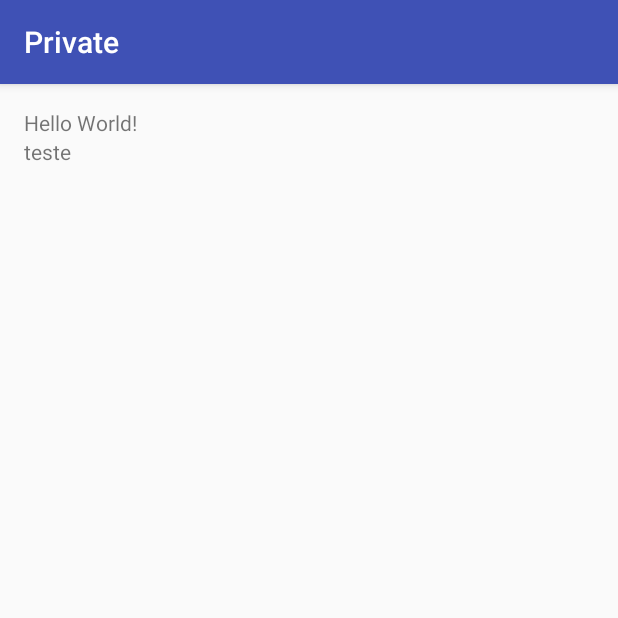
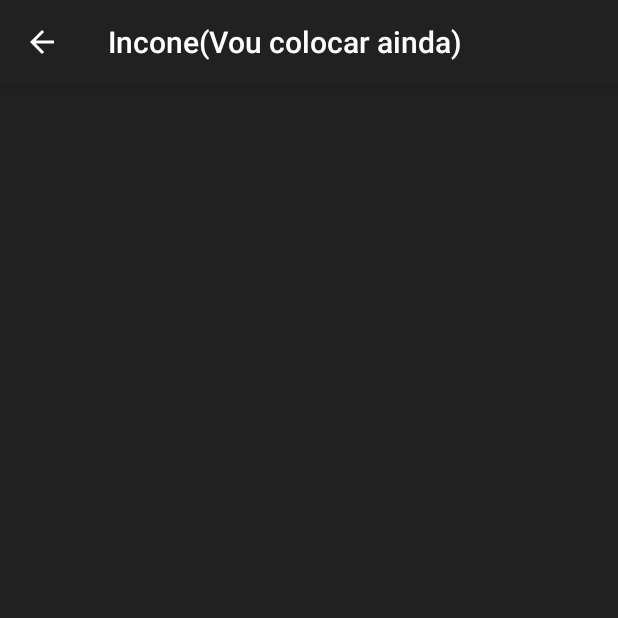
Before and after one commit to codxsolutions/PrivateApp, an Android app: the screen it shows after launch (ActivityPrincipal), on a phone screen of 412 x 824 dp, the top half of it. Run offline under Robolectric (Android 15) with nearby library versions, the phone set to English and light mode, and no system bars.

Commit message:
Testes de incones e cores

```diff
--- a/app/src/main/java/br/com/private_codx/aprivate/ActivityPrincipal.java
+++ b/app/src/main/java/br/com/private_codx/aprivate/ActivityPrincipal.java
@@ -9,5 +9,7 @@ public class ActivityPrincipal extends AppCompatActivity {
     protected void onCreate(Bundle savedInstanceState) {
         super.onCreate(savedInstanceState);
         setContentView(R.layout.activity_principal);
+        getSupportActionBar().setDisplayHomeAsUpEnabled(true);
+        getSupportActionBar().setIcon(R.mipmap.ic_teste);
     }
 }
--- a/app/src/main/res/layout/activity_principal.xml
+++ b/app/src/main/res/layout/activity_principal.xml
@@ -5,20 +5,23 @@
     android:layout_width="match_parent"
     android:layout_height="match_parent"
     android:paddingBottom="@dimen/activity_vertical_margin"
+    android:background="@color/corPrimaria"
     android:paddingLeft="@dimen/activity_horizontal_margin"
     android:paddingRight="@dimen/activity_horizontal_margin"
     android:paddingTop="@dimen/activity_vertical_margin"
     tools:context="br.com.private_codx.aprivate.ActivityPrincipal">
 
-    <TextView
-        android:id="@+id/txt1"
-        android:layout_width="wrap_content"
-        android:layout_height="wrap_content"
-        android:text="Hello World!" />
+    <RelativeLayout
+        android:layout_width="match_parent"
+        android:layout_height="match_parent"
+        android:layout_alignParentTop="true"
+        android:layout_alignParentBottom="true"
+        android:layout_alignParentRight="true"
+        android:layout_alignParentEnd="true">
 
-    <TextView
-        android:layout_width="wrap_content"
-        android:layout_height="wrap_content"
-        android:layout_below="@id/txt1"
-        android:text="teste" />
+
+        <!--Componentes da Activity-->
+
+
+    </RelativeLayout>
 </RelativeLayout>
--- a/app/src/main/res/values/colors.xml
+++ b/app/src/main/res/values/colors.xml
@@ -1,6 +1,6 @@
 <?xml version="1.0" encoding="utf-8"?>
 <resources>
-    <color name="colorPrimary">#3F51B5</color>
-    <color name="colorPrimaryDark">#303F9F</color>
-    <color name="colorAccent">#FF4081</color>
+    <color name="corPrimaria">#212121</color>
+    <color name="corSecundaria">#424242</color>
+    <color name="colorAccent">#01579b</color>
 </resources>
--- a/app/src/main/res/values/strings.xml
+++ b/app/src/main/res/values/strings.xml
@@ -1,3 +1,3 @@
 <resources>
-    <string name="app_name">Private</string>
+    <string name="app_name">Incone(Vou colocar ainda)</string>
 </resources>
--- a/app/src/main/res/values/styles.xml
+++ b/app/src/main/res/values/styles.xml
@@ -1,11 +1,11 @@
 <resources>
 
-    <!-- Base application theme. -->
-    <style name="AppTheme" parent="Theme.AppCompat.Light.DarkActionBar">
-        <!-- Customize your theme here. -->
-        <item name="colorPrimary">@color/colorPrimary</item>
-        <item name="colorPrimaryDark">@color/colorPrimaryDark</item>
-        <item name="colorAccent">@color/colorAccent</item>
-    </style>
+<!-- Base application theme. -->
+<style name="AppTheme" parent="Theme.AppCompat.Light.DarkActionBar">
+    <!-- Customize your theme here. -->
+    <item name="colorPrimary">@color/corPrimaria</item>
+    <item name="colorPrimaryDark">@color/corSecundaria</item>
+    <item name="colorAccent">@color/colorAccent</item>
+</style>
 
 </resources>
```
Also changed, not shown: app/src/main/ic_teste-web.png (added), app/src/main/res/drawable-hdpi/incone_teste.png (added), app/src/main/res/drawable-mdpi/incone_teste.png (added), app/src/main/res/drawable-xhdpi/incone_teste.png (added), app/src/main/res/drawable-xxhdpi/incone_teste.png (added), app/src/main/res/mipmap-hdpi/ic_teste.png (added), app/src/main/res/mipmap-mdpi/ic_teste.png (added), app/src/main/res/mipmap-xhdpi/ic_teste.png (added), app/src/main/res/mipmap-xxhdpi/ic_teste.png (added), app/src/main/res/mipmap-xxxhdpi/ic_teste.png (added).
